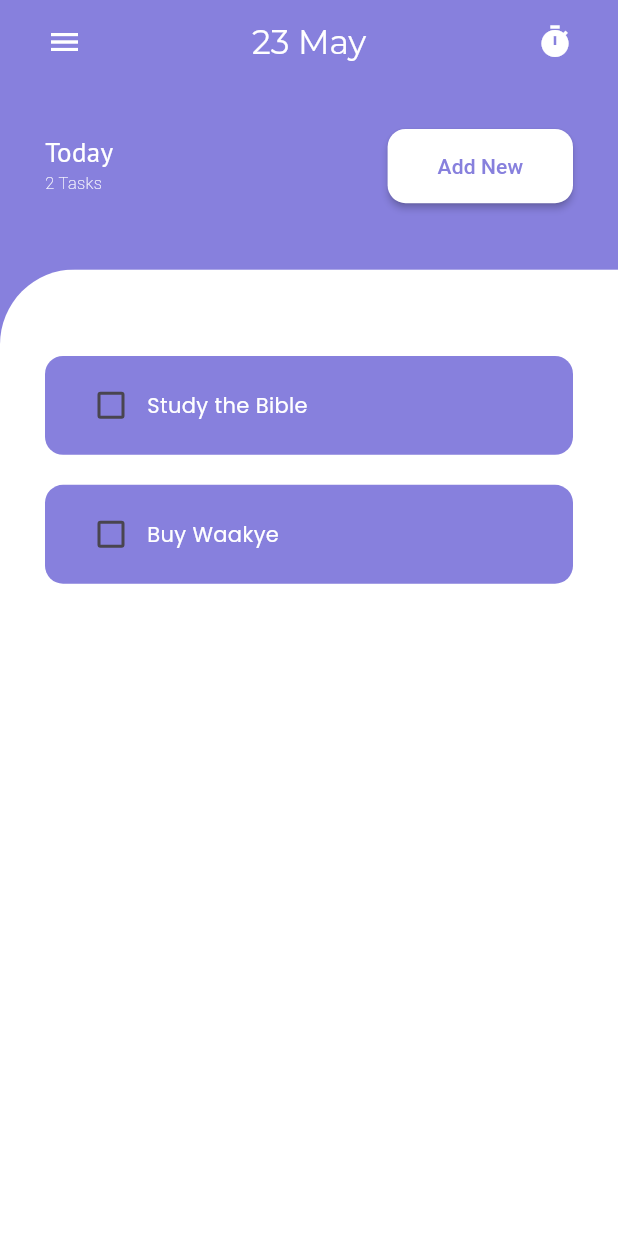
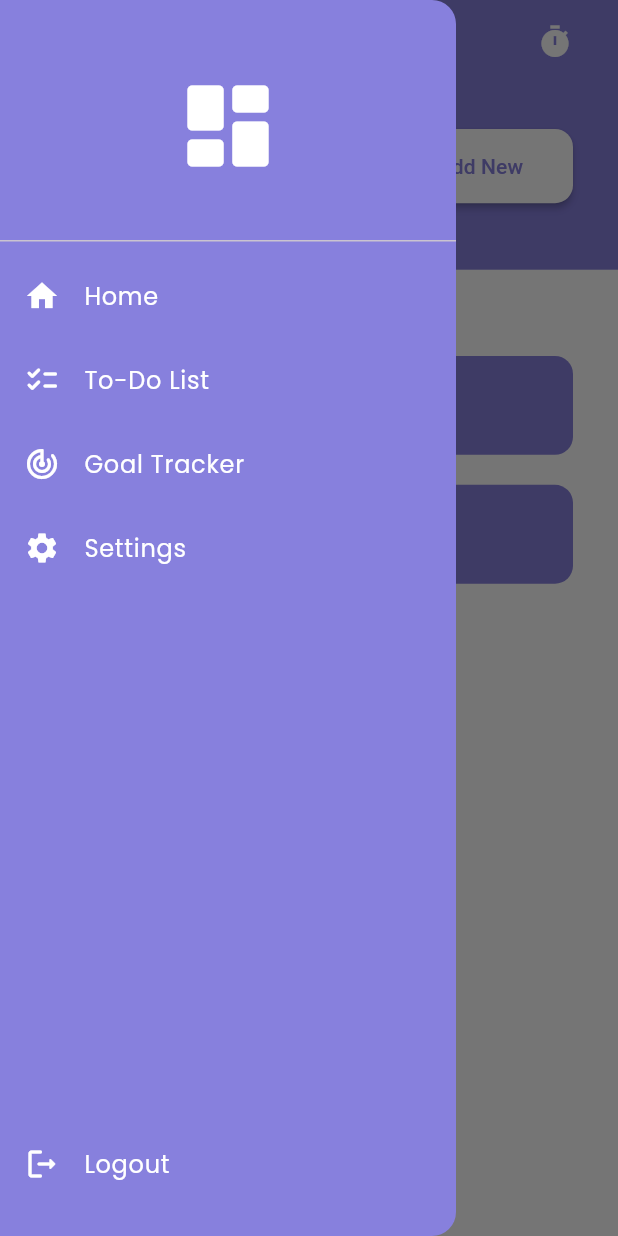
Before and after one commit to GLartey97/todo_app, a Flutter app: the screen it shows after launch, with the side drawer open (before the commit the screen has no drawer), on a phone screen of 412 x 824 dp. Run offline on Flutter 3.47's test engine with Material 3 defaults, Android fonts, the phone set to English and light mode, and no system bars; drawn by our look-alikes of flutter_slidable; our stand-ins replace hive_flutter; accounts and stored records are empty; project files that could hold a hidden picture were left out.

Commit message:
Bug fixes, edit button added and drawer addition

```diff
--- a/lib/pages/homepage.dart
+++ b/lib/pages/homepage.dart
@@ -2,6 +2,7 @@ import 'package:flutter/material.dart';
 import 'package:hive_flutter/hive_flutter.dart';
 import 'package:todo_app/data/database.dart';
 import 'package:todo_app/utils/dialog_box.dart';
+import 'package:todo_app/utils/drawer.dart';
 import 'package:todo_app/utils/todo_tiles.dart';
 import 'package:intl/intl.dart';
 
@@ -62,6 +63,30 @@ class _HomepageState extends State<Homepage> {
     db.updateDatabase();
   }
 
+  void editTask(int index) {
+    _controller.text = db.toDoList[index][0];
+    showDialog(
+        context: context,
+        builder: (context) {
+          return DialogBox(
+            _controller,
+            () {
+              setState(() {
+                db.toDoList[index][0] = _controller.text;
+                _controller.clear();
+              });
+              Navigator.pop(context);
+              db.updateDatabase();
+            },
+            () {
+              _controller.clear();
+              Navigator.pop(context);
+            },
+            buttonLabel: "Update",
+          );
+        });
+  }
+
   //Create new Task
   void createNewTask() {
     showDialog(
@@ -84,13 +109,7 @@ class _HomepageState extends State<Homepage> {
     return Scaffold(
       appBar: AppBar(
         backgroundColor: primaryColor,
-        leading: const Padding(
-          padding: EdgeInsets.only(left: 30),
-          child: Icon(
-            Icons.menu,
-            color: Colors.white,
-          ),
-        ),
+        iconTheme: const IconThemeData(color: Colors.white),
         title: Text(
           formattedDate,
           style: const TextStyle(color: Colors.white, fontFamily: 'Montserrat'),
@@ -107,6 +126,7 @@ class _HomepageState extends State<Homepage> {
         ],
         elevation: 0,
       ),
+      drawer: MyDrawer(),
       body: Stack(
         children: [
           //Background
@@ -191,6 +211,7 @@ class _HomepageState extends State<Homepage> {
                     db.toDoList[index][1],
                     (value) => checkBoxChanged(value, index),
                     (context) => deleteTask(index),
+                    (context) => editTask(index),
                   );
                 },
               ),
--- a/lib/utils/dialog_box.dart
+++ b/lib/utils/dialog_box.dart
@@ -3,11 +3,13 @@ import 'package:todo_app/utils/my_button.dart';
 
 // ignore: must_be_immutable
 class DialogBox extends StatelessWidget {
-  DialogBox(this.controller, this.onSave, this.onCancel, {super.key});
+  DialogBox(this.controller, this.onSave, this.onCancel,
+      {this.buttonLabel = "Save", super.key});
   // ignore: prefer_typing_uninitialized_variables
   final controller;
   VoidCallback onSave;
   VoidCallback onCancel;
+  final String buttonLabel;
 
   @override
   Widget build(BuildContext context) {
@@ -44,8 +46,8 @@ class DialogBox extends StatelessWidget {
             Row(
               mainAxisAlignment: MainAxisAlignment.end,
               children: [
-                //Save button
-                MyButton("Save", onSave),
+                //Save/Update button
+                MyButton(buttonLabel, onSave),
 
                 const SizedBox(width: 10),
 
--- /dev/null
+++ b/lib/utils/drawer.dart
@@ -0,0 +1,119 @@
+import 'package:flutter/material.dart';
+
+// ignore: must_be_immutable
+class MyDrawer extends StatelessWidget {
+  MyDrawer({super.key});
+
+  Color primaryColor = const Color(0xff8780dd);
+
+  @override
+  Widget build(BuildContext context) {
+    return Drawer(
+      backgroundColor: primaryColor,
+      child: Column(
+        mainAxisAlignment: MainAxisAlignment.spaceBetween,
+        children: [
+          Column(
+            children: [
+              //logo
+              const DrawerHeader(
+                child: Center(
+                  child: Icon(
+                    Icons.dashboard_rounded,
+                    color: Colors.white,
+                    size: 72,
+                  ),
+                ),
+              ),
+
+              //dashboard
+              ListTile(
+                leading: const Icon(
+                  Icons.home,
+                  color: Colors.white,
+                ),
+                title: const Text(
+                  "Home",
+                  style: TextStyle(
+                    color: Colors.white,
+                    fontFamily: 'Poppins',
+                  ),
+                ),
+                onTap: () {
+                  Navigator.pop(context);
+                },
+              ),
+
+              //ToDo Task
+              ListTile(
+                leading: const Icon(
+                  Icons.checklist_rounded,
+                  color: Colors.white,
+                ),
+                title: const Text(
+                  "To-Do List",
+                  style: TextStyle(
+                    color: Colors.white,
+                    fontFamily: 'Poppins',
+                  ),
+                ),
+                onTap: () {},
+              ),
+
+              //Goal Tracker
+              ListTile(
+                leading: const Icon(
+                  Icons.track_changes_rounded,
+                  color: Colors.white,
+                ),
+                title: const Text(
+                  "Goal Tracker",
+                  style: TextStyle(
+                    color: Colors.white,
+                    fontFamily: 'Poppins',
+                  ),
+                ),
+                onTap: () {},
+              ),
+
+              //Settings
+              ListTile(
+                leading: const Icon(
+                  Icons.settings,
+                  color: Colors.white,
+                ),
+                title: const Text(
+                  "Settings",
+                  style: TextStyle(
+                    color: Colors.white,
+                    fontFamily: 'Poppins',
+                  ),
+                ),
+                onTap: () {},
+              ),
+            ],
+          ),
+
+          //Logout
+          Padding(
+            padding: const EdgeInsets.only(bottom: 20),
+            child: ListTile(
+              leading: const Icon(
+                Icons.logout_rounded,
+                color: Colors.white,
+              ),
+              title: const Text(
+                "Logout",
+                style: TextStyle(
+                  color: Colors.white,
+                  fontFamily: 'Poppins',
+                ),
+              ),
+              onTap: () {},
+            ),
+          ),
+        ],
+      ),
+    );
+  }
+}
--- a/lib/utils/todo_tiles.dart
+++ b/lib/utils/todo_tiles.dart
@@ -3,14 +3,15 @@ import 'package:flutter_slidable/flutter_slidable.dart';
 
 // ignore: must_be_immutable
 class ToDoTile extends StatelessWidget {
-  ToDoTile(
-      this.taskName, this.taskCompleted, this.onChanged, this.deleteFunction,
+  ToDoTile(this.taskName, this.taskCompleted, this.onChanged,
+      this.deleteFunction, this.updateFunction,
       {super.key});
 
   final String taskName;
   final bool taskCompleted;
   Function(bool?)? onChanged;
   Function(BuildContext)? deleteFunction;
+  Function(BuildContext)? updateFunction;
 
   Color primaryColor = const Color(0xff8780dd);
 
@@ -25,6 +26,13 @@ class ToDoTile extends StatelessWidget {
         endActionPane: ActionPane(
           motion: const StretchMotion(),
           children: [
+            SlidableAction(
+              onPressed: updateFunction,
+              icon: Icons.edit,
+              foregroundColor: Colors.grey.shade500,
+              backgroundColor: Colors.white,
+              borderRadius: BorderRadius.circular(12),
+            ),
             SlidableAction(
               onPressed: deleteFunction,
               icon: Icons.delete,
@@ -42,10 +50,11 @@ class ToDoTile extends StatelessWidget {
             borderRadius: BorderRadius.circular(12),
           ),
           child: Padding(
-            padding: const EdgeInsets.all(20.0),
+            padding: const EdgeInsets.only(left: 20),
             child: Row(
               children: [
                 Checkbox(value: taskCompleted, onChanged: onChanged),
+                const SizedBox(width: 5),
                 Text(
                   taskName,
                   style: TextStyle(
--- a/pubspec.yaml
+++ b/pubspec.yaml
@@ -52,7 +52,7 @@ dev_dependencies:
   # activated in the `analysis_options.yaml` file located at the root of your
   # package. See that file for information about deactivating specific lint
   # rules and activating additional ones.
-  flutter_lints: ^3.0.2
+  flutter_lints:
 
 # For information on the generic Dart part of this file, see the
 # following page: https://dart.dev/tools/pub/pubspec
```
